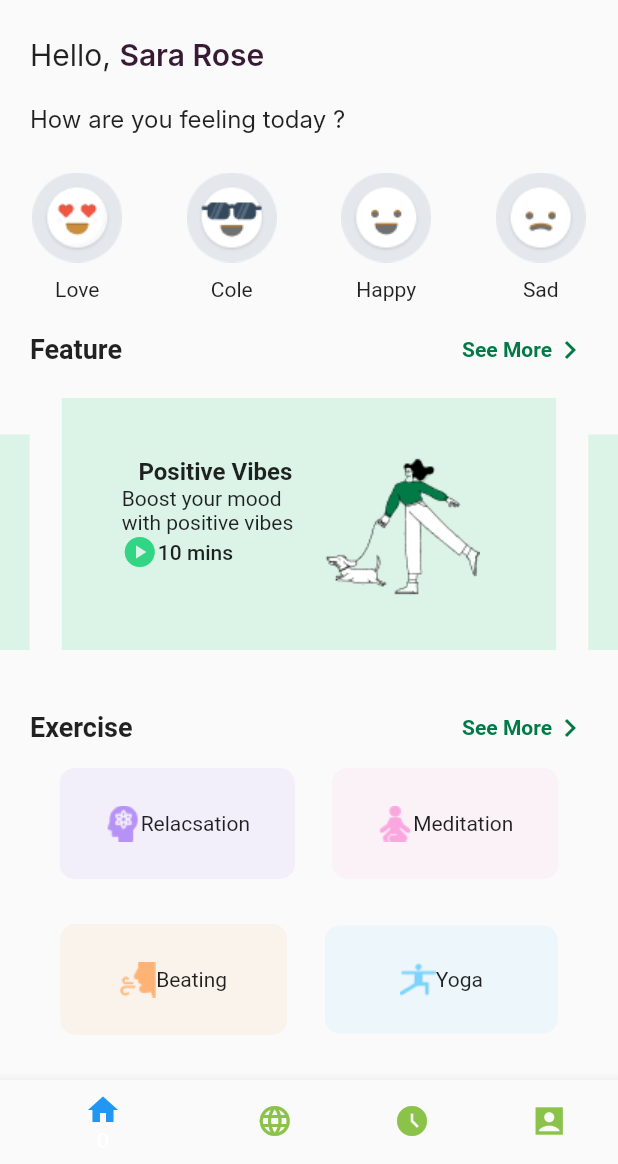
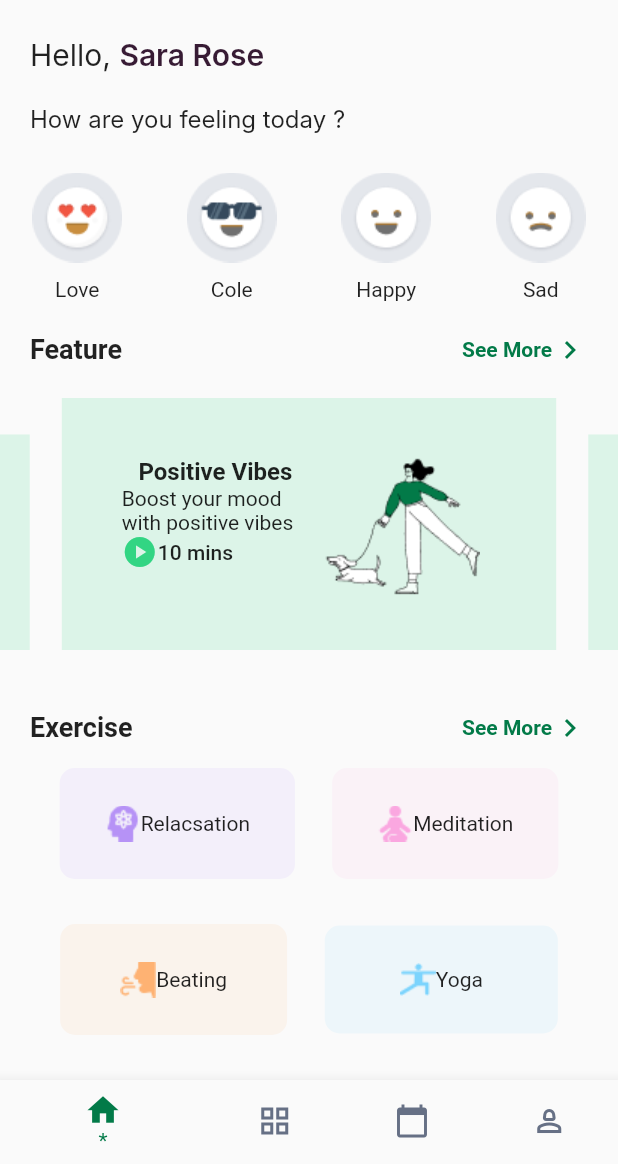
Before and after one commit to Peterhany2001/examflutter, a Flutter app: the Tab1 screen opened by its route, on a phone screen of 412 x 824 dp, the part 72-1236 px from its top. Run offline on Flutter 3.47's test engine with Material 2 defaults, Android fonts, the phone set to English and light mode, and no system bars; drawn by our look-alikes of carousel_slider; Roboto replaces fonts that are missing (Inter).

Commit message:
finish tab1

```diff
--- a/lib/home/tabs/tab1.dart
+++ b/lib/home/tabs/tab1.dart
@@ -1,11 +1,23 @@
 import 'package:carousel_slider/carousel_slider.dart';
 import 'package:flutter/material.dart';
 
-class Tab1 extends StatelessWidget {
+class Tab1 extends StatefulWidget {
+
   static String routName = "tab1";
 
   const Tab1({super.key});
 
+  @override
+  State<Tab1> createState() => _Tab1State();
+}
+
+class _Tab1State extends State<Tab1> {
+  int _selectedIndex=0;
+  void _onItemTapped(int index) {
+    setState(() {
+      _selectedIndex = index;
+    });
+  }
   @override
   Widget build(BuildContext context) {
     return Scaffold(
@@ -409,16 +421,22 @@ class Tab1 extends StatelessWidget {
         ],
       ),
       bottomNavigationBar: BottomNavigationBar(
+        unselectedItemColor: Color(0xff667085),
+        selectedIconTheme: const IconThemeData(color: Color(0xff027A48), size: 25),
+        selectedItemColor: const Color(0xff027A48),
         items: const [
             BottomNavigationBarItem(
-                icon: Icon(Icons.home,color: Colors.blue), label: "0"),
+                icon: Icon(Icons.home,), label: "*"),
             BottomNavigationBarItem(
-                icon:Icon(Icons.language,color: Colors.lightGreen), label: "0"),
+                icon:Icon(Icons.grid_view,), label: "*"),
             BottomNavigationBarItem(
-                icon:Icon(Icons.access_time_filled_sharp,color: Colors.lightGreen), label: "0"),
+                icon:Icon(Icons.calendar_today,), label: "*"),
             BottomNavigationBarItem(
-                icon: Icon(Icons.account_box_sharp,color: Colors.lightGreen), label: "0"),
-        ],),
+                icon: Icon(Icons.person_2_outlined,), label: "*"),
+        ],
+        currentIndex: _selectedIndex, //New
+        onTap: _onItemTapped,
+      ),
     );
   }
 }
--- a/lib/main.dart
+++ b/lib/main.dart
@@ -26,7 +26,7 @@ class _MyAppState extends State<MyApp> {
         Tab2.routName: (_) => Tab2(),
         Tab3.routName: (_) => Tab3(),
       },
-      initialRoute: Tab2.routName,
+      initialRoute: Tab1.routName,
       );
   }
 }
```
